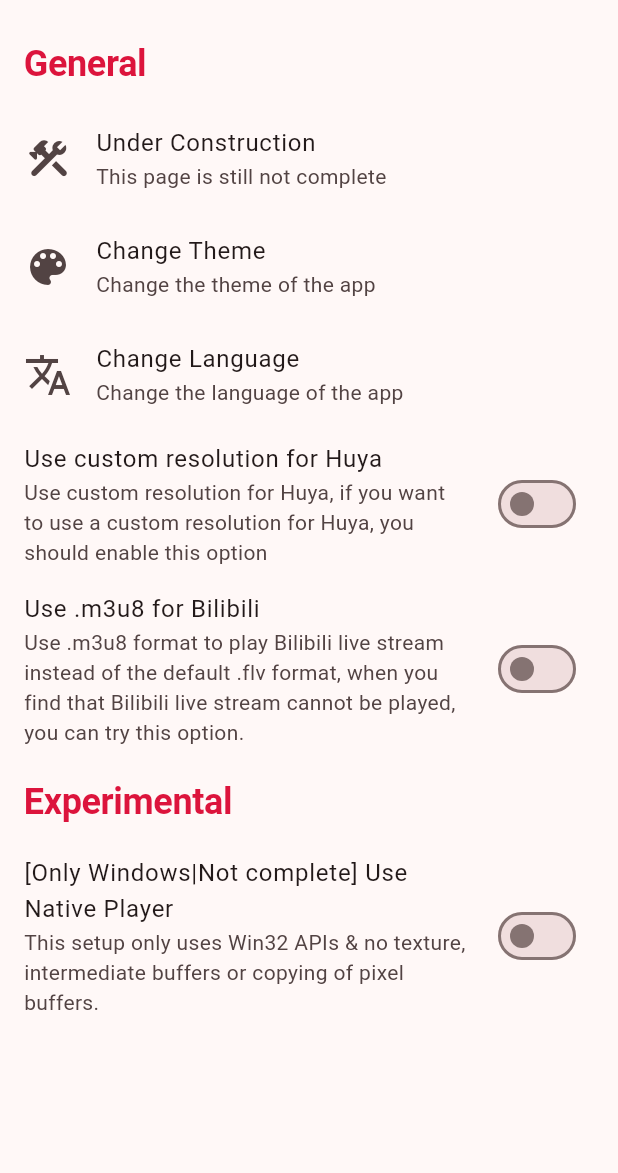
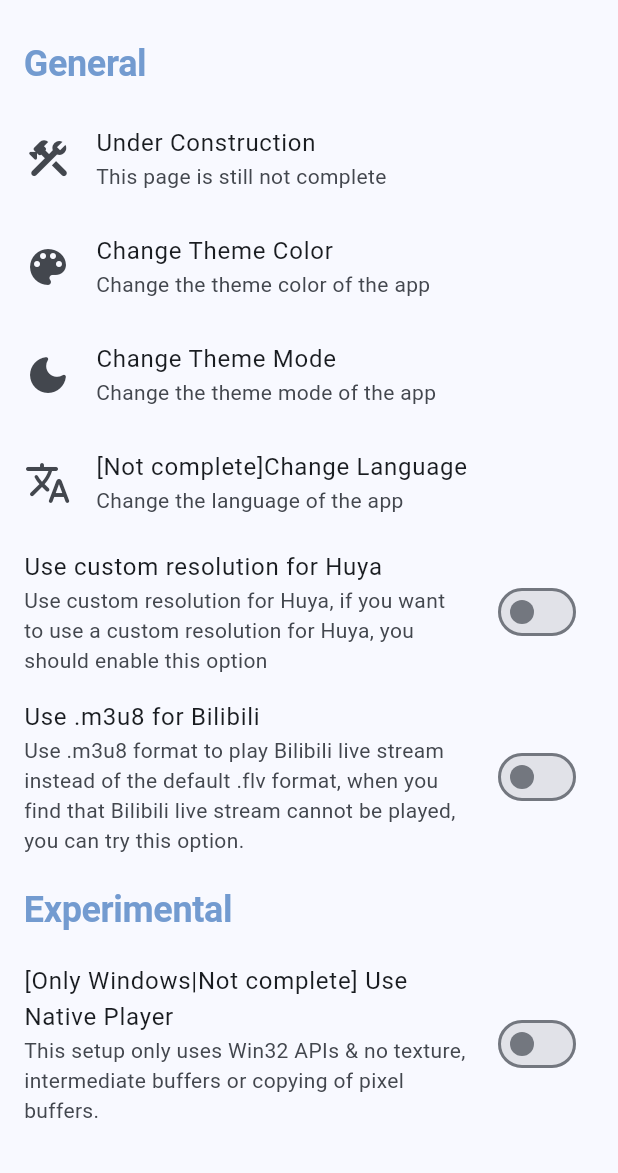
Before and after one commit to Xmarmalade/ice_live_viewer, a Flutter app: the SettingsPage screen opened directly, on a phone screen of 412 x 824 dp, the part 63-1236 px from its top. Run offline on Flutter 3.47's test engine with Material 2 defaults, Android fonts, the phone set to English and light mode, and no system bars; our stand-ins replace chewie, shared_preferences, video_player, wakelock; missing offline and left inert: dart_vlc; accounts and stored records are empty.

Commit message:
Add theme mode

```diff
--- a/lib/main.dart
+++ b/lib/main.dart
@@ -18,6 +18,7 @@ class MyApp extends StatelessWidget {
   Widget build(BuildContext context) {
     return MaterialApp(
       title: 'IceLiveViewer',
+      themeMode: Provider.of<AppThemeProvider>(context).themeMode,
       theme: MyTheme(Provider.of<AppThemeProvider>(context).themeColor)
           .lightThemeData,
       darkTheme: MyTheme(Provider.of<AppThemeProvider>(context).themeColor)
--- a/lib/pages/settings.dart
+++ b/lib/pages/settings.dart
@@ -18,7 +18,7 @@ class SettingsPage extends StatelessWidget {
         ),
         title: const Text('Settings'),
       ),
-      body: Column(
+      body: ListView(
         children: <Widget>[
           const SectionTitle(
             title: 'General',
@@ -26,31 +26,31 @@ class SettingsPage extends StatelessWidget {
           ListTile(
             title: const Text('Under Construction'),
             subtitle: const Text('This page is still not complete'),
-            leading: const Icon(
-              Icons.construction_rounded,
-              size: 32,
-            ),
+            leading: const Icon(Icons.construction_rounded, size: 32),
             onTap: () {},
           ),
           ListTile(
-            title: const Text('Change Theme'),
-            subtitle: const Text('Change the theme of the app'),
-            leading: const Icon(
-              Icons.color_lens,
-              size: 32,
-            ),
+            title: const Text('Change Theme Color'),
+            subtitle: const Text('Change the theme color of the app'),
+            leading: const Icon(Icons.color_lens, size: 32),
             onTap: () {
               Provider.of<AppThemeProvider>(context, listen: false)
-                  .showThemeSelectorDialog(context);
+                  .showThemeColorSelectorDialog(context);
             },
           ),
           ListTile(
-            title: const Text('Change Language'),
+            title: const Text('Change Theme Mode'),
+            subtitle: const Text('Change the theme mode of the app'),
+            leading: const Icon(Icons.dark_mode_rounded, size: 32),
+            onTap: () {
+              Provider.of<AppThemeProvider>(context, listen: false)
+                  .showThemeModeSelectorDialog(context);
+            },
+          ),
+          ListTile(
+            title: const Text('[Not complete]Change Language'),
             subtitle: const Text('Change the language of the app'),
-            leading: const Icon(
-              Icons.translate,
-              size: 32,
-            ),
+            leading: const Icon(Icons.translate_rounded, size: 32),
             onTap: () {},
           ),
           const SwitchTile(
--- a/lib/provider/themeprovider.dart
+++ b/lib/provider/themeprovider.dart
@@ -4,13 +4,55 @@ import 'package:ice_live_viewer/utils/prefs_helper.dart';
 class AppThemeProvider extends ChangeNotifier {
   AppThemeProvider() {
     changeThemeColor(PrefsHelper.getThemeColorPrefIndex());
+    changeThemeMode(PrefsHelper.getThemeModePrefIndex());
   }
 
   static Map<String, ThemeMode> themeModes = {
-    "system": ThemeMode.system,
-    "on": ThemeMode.dark,
-    "off": ThemeMode.light,
+    "System": ThemeMode.system,
+    "Dark": ThemeMode.dark,
+    "Light": ThemeMode.light,
   };
+
+  late ThemeMode _themeMode;
+  late String _themeModeName;
+  get themeMode => _themeMode;
+  get themeModeName => _themeModeName;
+  void changeThemeMode(int index) {
+    _themeMode = AppThemeProvider.themeModes.values.toList()[index];
+    _themeModeName = AppThemeProvider.themeModes.keys.toList()[index];
+    notifyListeners();
+    PrefsHelper.setThemeModePrefIndex(index);
+  }
+
+  void showThemeModeSelectorDialog(BuildContext context) {
+    showDialog(
+      context: context,
+      builder: (BuildContext context) {
+        return SimpleDialog(
+          title: const Text('Theme Mode'),
+          children: _createThemeModeSelectorWidget(context),
+        );
+      },
+    );
+  }
+
+  List<Widget> _createThemeModeSelectorWidget(BuildContext context) {
+    List<Widget> widgets = [];
+    for (var item in AppThemeProvider.themeModes.keys) {
+      widgets.add(RadioListTile(
+        activeColor: _themeColor,
+        groupValue: item,
+        value: _themeModeName,
+        title: Text(item),
+        onChanged: (value) {
+          changeThemeMode(
+              AppThemeProvider.themeModes.keys.toList().indexOf(item));
+          Navigator.of(context).pop();
+        },
+      ));
+    }
+    return widgets;
+  }
 
   static Map<String, Color> themeColors = {
     "Crimson": const Color.fromARGB(255, 220, 20, 60),
@@ -19,6 +61,7 @@ class AppThemeProvider extends ChangeNotifier {
     "Grass": Colors.lightGreen,
     "Teal": Colors.teal,
     "Sea Foam": const Color.fromARGB(255, 112, 193, 207),
+    "Ice": const Color.fromARGB(255, 115, 155, 208),
     "Blue": Colors.blue,
     "Indigo": Colors.indigo,
     "Violet": Colors.deepPurple,
@@ -36,10 +79,11 @@ class AppThemeProvider extends ChangeNotifier {
     PrefsHelper.setThemeColorPrefIndex(index);
   }
 
-  List<Widget> _createThemeSelectorWidget(BuildContext context) {
+  List<Widget> _createThemeColorSelectorWidget(BuildContext context) {
     List<Widget> themeSelectorWidgets = [];
     for (var item in AppThemeProvider.themeColors.keys) {
       themeSelectorWidgets.add(RadioListTile(
+        activeColor: _themeColor,
         groupValue: item,
         value: _themeColorName,
         title: Text(item,
@@ -47,6 +91,7 @@ class AppThemeProvider extends ChangeNotifier {
         onChanged: (value) {
           changeThemeColor(
               AppThemeProvider.themeColors.keys.toList().indexOf(item));
+          Navigator.of(context).pop();
           //Navigator.of(context).pop();
         },
       ));
@@ -54,17 +99,18 @@ class AppThemeProvider extends ChangeNotifier {
     return themeSelectorWidgets;
   }
 
-  void showThemeSelectorDialog(BuildContext context) {
+  void showThemeColorSelectorDialog(BuildContext context) {
     showDialog(
       context: context,
       builder: (BuildContext context) {
         return SimpleDialog(
           title: Text(
             'Change Theme',
-            style:
-                TextStyle(color: AppThemeProvider.themeColors[_themeColorName]),
+            style: TextStyle(
+                color: AppThemeProvider.themeColors[_themeColorName],
+                fontWeight: FontWeight.bold),
           ),
-          children: _createThemeSelectorWidget(context),
+          children: _createThemeColorSelectorWidget(context),
         );
       },
     );
```
Also changed, not shown: lib/utils/prefs_helper.dart (+12 -3 lines).
